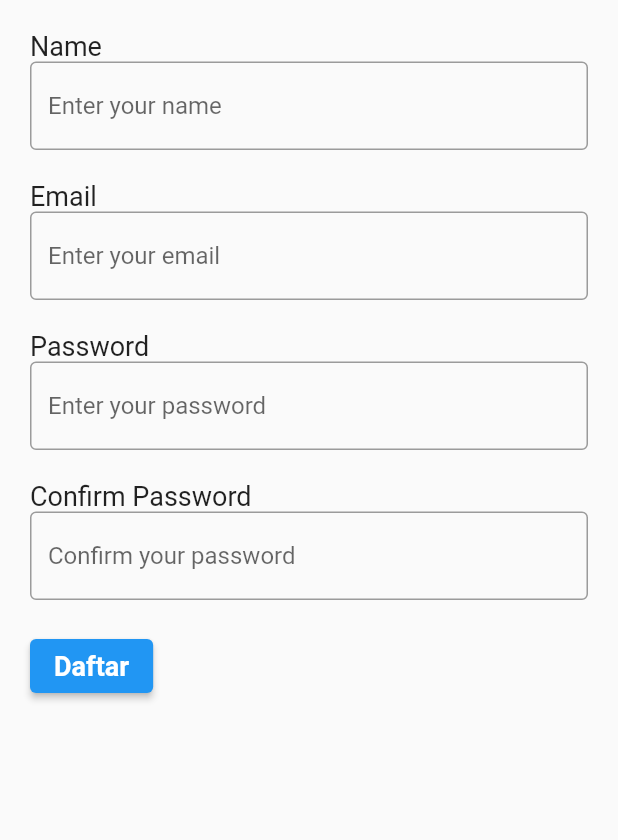
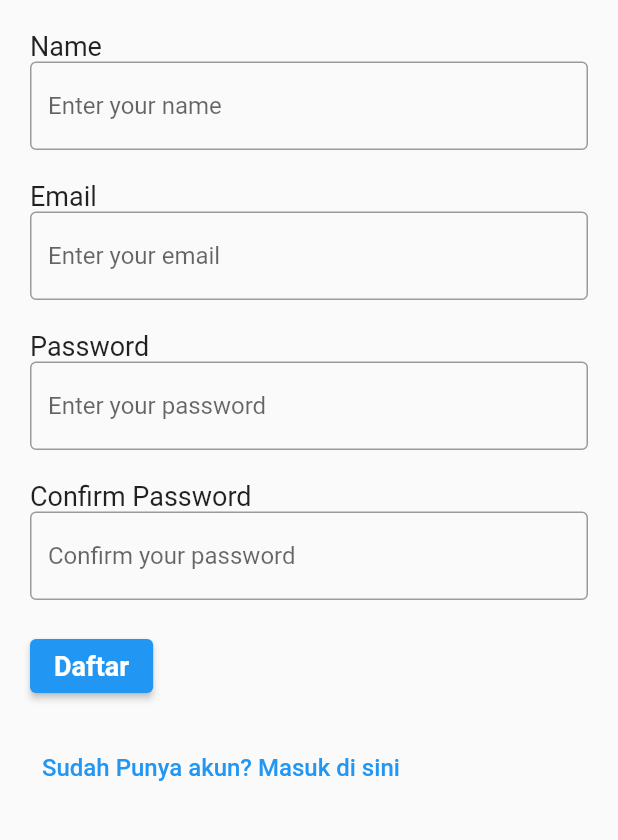
Before and after one commit to caraka15/absen_kantor, a Flutter app: the RegisterPage screen opened directly, on a phone screen of 412 x 824 dp, the part 171-1011 px from its top. Run offline on Flutter 3.47's test engine with Material 2 defaults, Android fonts, the light colour scheme and no system bars.

Commit message:
add textbutton in login and register page

```diff
--- a/lib/ui/RegisterPage.dart
+++ b/lib/ui/RegisterPage.dart
@@ -1,3 +1,4 @@
+import 'package:absen_kantor/ui/LoginPage.dart';
 import 'package:flutter/material.dart';
 import 'package:absen_kantor/widget/sidebar.dart';
 
@@ -112,6 +113,24 @@ class _RegisterPageState extends State<RegisterPage> {
                       backgroundColor: MaterialStateProperty.all(Colors.blue),
                     ),
                   ),
+                  SizedBox(height: 20),
+                  TextButton(
+                    // Tombol tautan ke halaman pendaftaran
+                    onPressed: () {
+                      Navigator.of(context).push(
+                        MaterialPageRoute(
+                          builder: (context) => LoginPage(),
+                        ),
+                      );
+                    },
+                    child: Text(
+                      "Sudah Punya akun? Masuk di sini",
+                      style: TextStyle(
+                        fontSize: 16,
+                        color: Colors.blue, // Warna teks tautan
+                      ),
+                    ),
+                  ),
                 ],
               ),
             ),
```
Also changed, not shown: lib/ui/LoginPage.dart (+21 -1 lines), lib/widget/sidebar.dart (+0 -9 lines).
